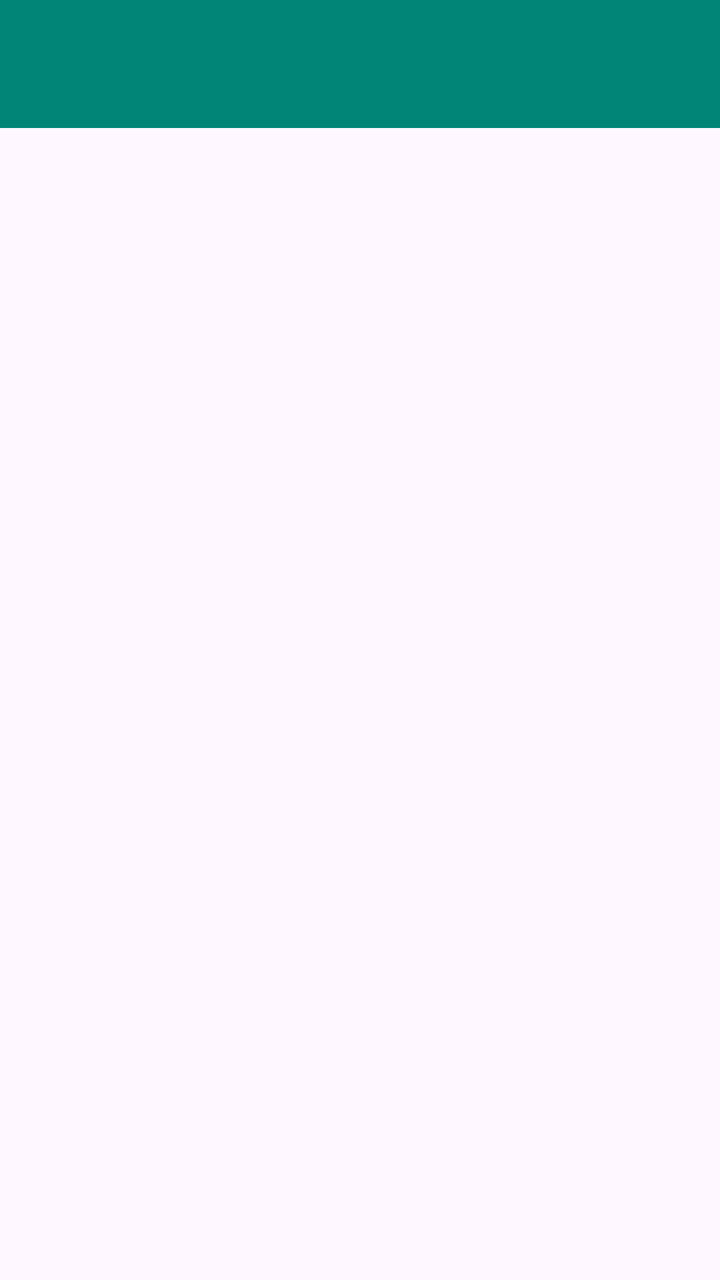
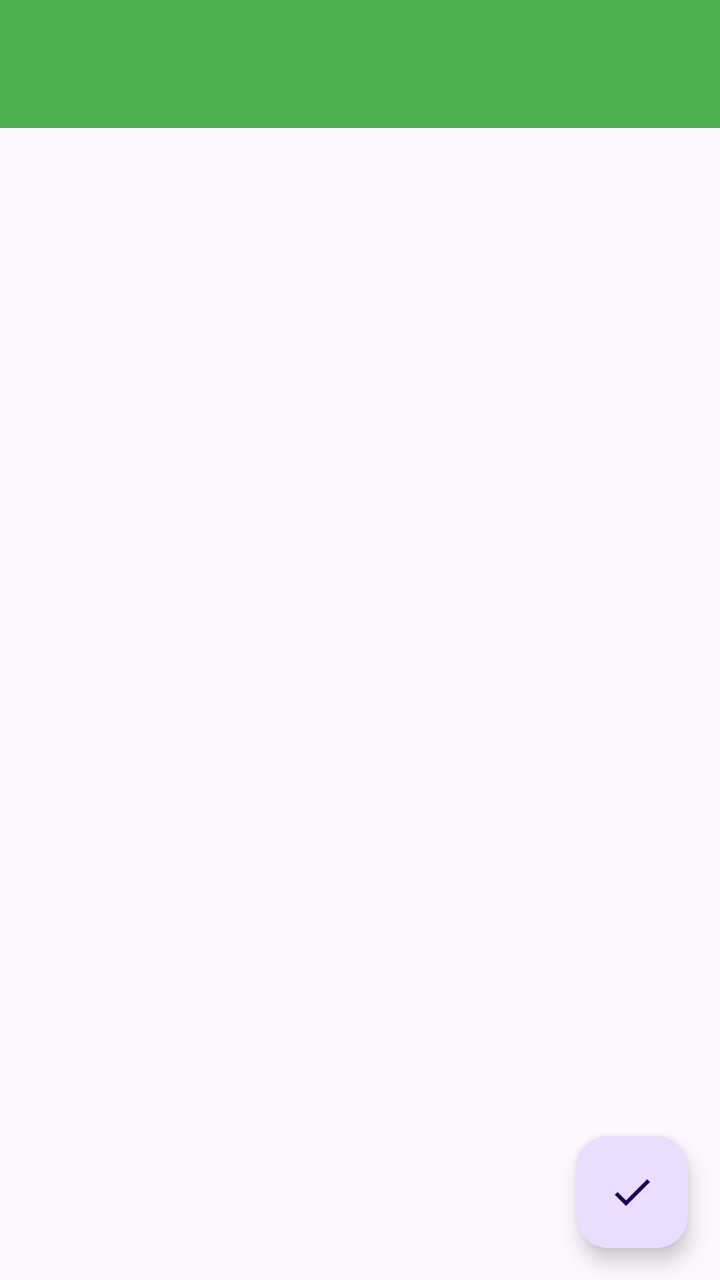

Compare the two renders of this Android layout. The source of the first and the diff that turns it into the second are given below.
<!-- AndroidManifest.xml: application theme Theme.MaterialDesign -->
<!-- res/layout/activity_main.xml -->
<?xml version="1.0" encoding="utf-8"?>
<androidx.drawerlayout.widget.DrawerLayout
    xmlns:android="http://schemas.android.com/apk/res/android"
    xmlns:app="http://schemas.android.com/apk/res-auto"
    android:id="@+id/drawerLayout"
    android:layout_width="match_parent"
    android:layout_height="match_parent">

    <FrameLayout
        android:layout_width="match_parent"
        android:layout_height="match_parent" >

        <androidx.appcompat.widget.Toolbar
            android:id="@+id/toolbar"
            android:layout_width="match_parent"
            android:layout_height="?attr/actionBarSize"
            android:background="@color/green_600"
            android:theme="@style/ThemeOverlay.MaterialComponents.Dark.ActionBar"
            app:popupTheme="@style/ThemeOverlay.MaterialComponents.Light"
            />

    </FrameLayout>

    <TextView
        android:layout_width="match_parent"
        android:layout_height="match_parent"
        android:layout_gravity="start"
        android:background="#FFF"
        android:text="This is menu"
        android:textSize="30sp"
        />
</androidx.drawerlayout.widget.DrawerLayout>
<!-- resources referenced by this layout -->
<resources>
  <color name="green_600">#008577</color>
  <style name="Theme.MaterialDesign" parent="Base.Theme.MaterialDesign">
          
          <item name="colorPrimary">@color/green_500</item>
          <item name="colorPrimaryDark">@color/green_700</item>
          <item name="colorAccent">@color/translucent_200</item>
      </style>
  <style name="Base.Theme.MaterialDesign" parent="Theme.Material3.DayNight.NoActionBar">
          
          <item name="colorOnPrimary">@color/black</item>
          
          <item name="colorSecondary">@color/translucent_200</item>
          <item name="colorSecondaryVariant">@color/translucent_700</item>
          <item name="colorOnSecondary">@color/white</item>
          
          <item name="android:statusBarColor">?attr/colorPrimaryVariant</item>
          
          <item name="android:windowFullscreen">true</item>
          
          <item name="android:windowTranslucentStatus">false</item>
          <item name="android:windowTranslucentNavigation">false</item>
      </style>
  <color name="green_500">#4CAF50</color>
  <color name="green_700">#388E3C</color>
  <color name="translucent_200">#FF4CAF50</color>
  <color name="black">#FF000000</color>
  <color name="translucent_700">#FF388E3C</color>
  <color name="white">#FFFFFFFF</color>
</resources>

<!-- the commit's change to res/layout/activity_main.xml (unified diff, before → after) -->
@@ -14,19 +14,60 @@
             android:id="@+id/toolbar"
             android:layout_width="match_parent"
             android:layout_height="?attr/actionBarSize"
-            android:background="@color/green_600"
+            android:background="@color/green_500"
             android:theme="@style/ThemeOverlay.MaterialComponents.Dark.ActionBar"
-            app:popupTheme="@style/ThemeOverlay.MaterialComponents.Light"
-            />
+            app:popupTheme="@style/ThemeOverlay.MaterialComponents.Light" />
+
+        <com.google.android.material.floatingactionbutton.FloatingActionButton
+            android:layout_width="wrap_content"
+            android:layout_height="wrap_content"
+            android:id="@+id/fab"
+            android:layout_gravity="bottom|end"
+            android:layout_margin="16dp"
+            android:src="@drawable/ic_done" />
 
     </FrameLayout>
 
-    <TextView
+    <com.google.android.material.navigation.NavigationView
+        android:id="@+id/navView"
         android:layout_width="match_parent"
         android:layout_height="match_parent"
         android:layout_gravity="start"
-        android:background="#FFF"
-        android:text="This is menu"
-        android:textSize="30sp"
-        />
+        app:menu="@menu/nav_menu"
+        app:headerLayout="@layout/nav_header" />
+
 </androidx.drawerlayout.widget.DrawerLayout>
+<!-- res/layout/nav_header.xml (included above) -->
+<?xml version="1.0" encoding="utf-8"?>
+<RelativeLayout xmlns:android="http://schemas.android.com/apk/res/android"
+    android:layout_width="match_parent"
+    android:layout_height="180dp"
+    android:padding="10dp"
+    android:background="@color/green_500">
+
+    <de.hdodenhof.circleimageview.CircleImageView
+        android:layout_width="70dp"
+        android:layout_height="70dp"
+        android:id="@+id/iconImage"
+        android:src="@drawable/nav_icon"
+        android:layout_centerInParent="true" />
+
+    <TextView
+        android:layout_width="wrap_content"
+        android:layout_height="wrap_content"
+        android:id="@+id/mailText"
+        android:layout_alignParentBottom="true"
+        android:text="@string/mail_text"
+        android:textColor="#FFF"
+        android:textSize="14sp" />
+
+    <TextView
+        android:layout_width="wrap_content"
+        android:layout_height="wrap_content"
+        android:id="@+id/userText"
+        android:layout_above="@id/mailText"
+        android:text="@string/username"
+        android:textColor="#FFF"
+        android:textSize="14sp" />
+
+</RelativeLayout>
<!-- resource entries referenced after the edit -->
@@ -1,6 +1,5 @@
 <!-- resources referenced by this layout -->
 <resources>
-  <color name="green_600">#008577</color>
   <style name="Theme.MaterialDesign" parent="Base.Theme.MaterialDesign">
           
           <item name="colorPrimary">@color/green_500</item>
@@ -23,6 +22,10 @@
           <item name="android:windowTranslucentNavigation">false</item>
       </style>
   <color name="green_500">#4CAF50</color>
+  <!-- drawable ic_done: png bitmap (drawable-xxhdpi, 255 bytes) -->
+  <!-- drawable nav_icon: jpg bitmap (drawable-xxhdpi, 44897 bytes) -->
+  <string name="mail_text">zgteam233@example.com</string>
+  <string name="username">ZGTeam233</string>
   <color name="green_700">#388E3C</color>
   <color name="translucent_200">#FF4CAF50</color>
   <color name="black">#FF000000</color>
